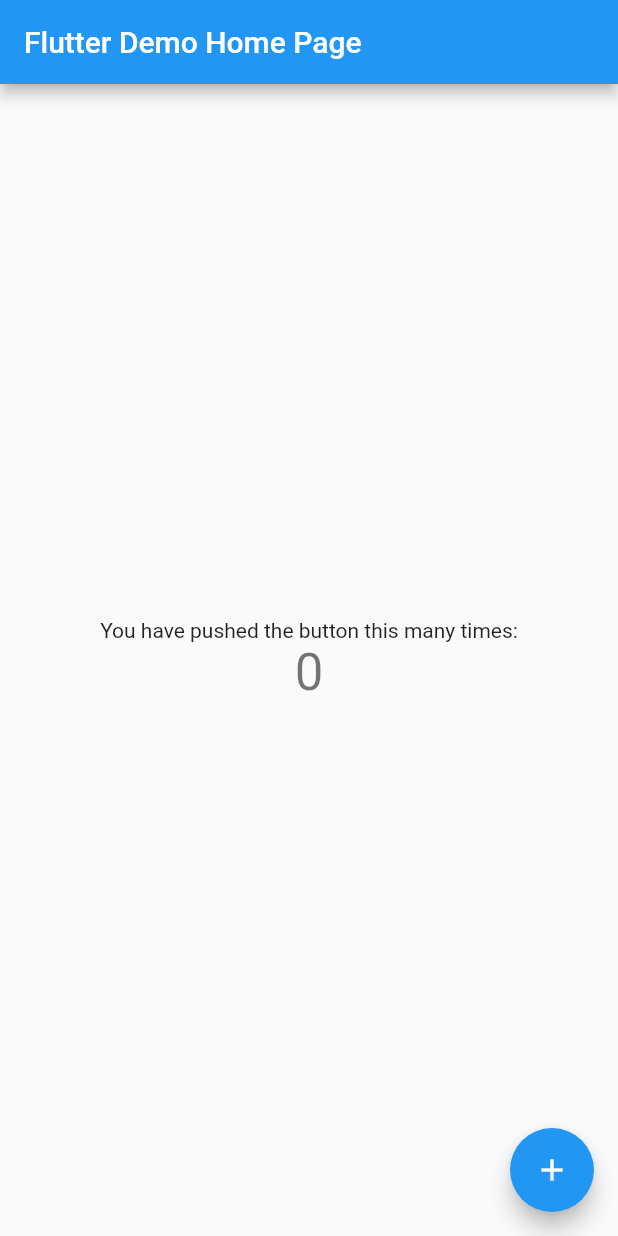
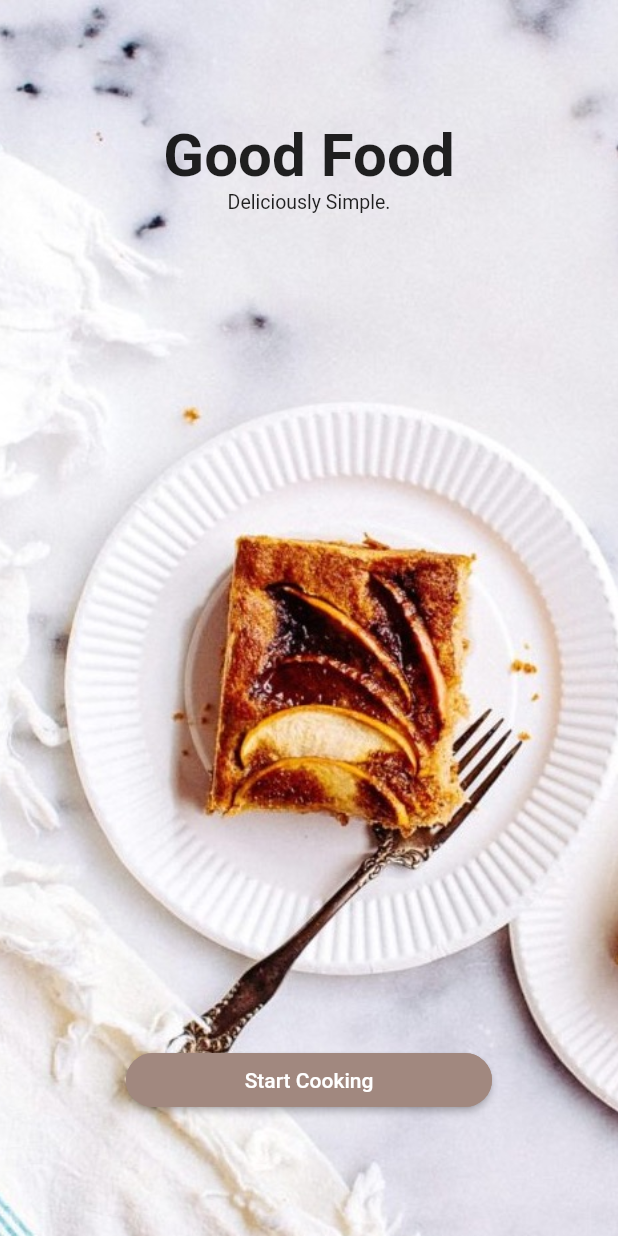
Before and after one commit to menasiephrem/miya-foodie, a Flutter app: the screen it shows after launch, on a phone screen of 412 x 824 dp. Run offline on Flutter 3.47's test engine with Material 2 defaults, Android fonts, the phone set to English and light mode, and no system bars.

Commit message:
add home page

```diff
--- a/lib/main.dart
+++ b/lib/main.dart
@@ -1,113 +1,20 @@
 import 'package:flutter/material.dart';
+import 'package:foodie/pages/home_page.dart';
 
 void main() {
   runApp(MyApp());
 }
 
 class MyApp extends StatelessWidget {
-  // This widget is the root of your application.
   @override
   Widget build(BuildContext context) {
     return MaterialApp(
-      title: 'Flutter Demo',
+      title: '',
+      debugShowCheckedModeBanner: false,
       theme: ThemeData(
-        // This is the theme of your application.
-        //
-        // Try running your application with "flutter run". You'll see the
-        // application has a blue toolbar. Then, without quitting the app, try
-        // changing the primarySwatch below to Colors.green and then invoke
-        // "hot reload" (press "r" in the console where you ran "flutter run",
-        // or simply save your changes to "hot reload" in a Flutter IDE).
-        // Notice that the counter didn't reset back to zero; the application
-        // is not restarted.
-        primarySwatch: Colors.blue,
+        primarySwatch: Colors.brown,
       ),
-      home: MyHomePage(title: 'Flutter Demo Home Page'),
+      home: HomePage(),
     );
   }
 }
-
-class MyHomePage extends StatefulWidget {
-  MyHomePage({Key key, this.title}) : super(key: key);
-
-  // This widget is the home page of your application. It is stateful, meaning
-  // that it has a State object (defined below) that contains fields that affect
-  // how it looks.
-
-  // This class is the configuration for the state. It holds the values (in this
-  // case the title) provided by the parent (in this case the App widget) and
-  // used by the build method of the State. Fields in a Widget subclass are
-  // always marked "final".
-
-  final String title;
-
-  @override
-  _MyHomePageState createState() => _MyHomePageState();
-}
-
-class _MyHomePageState extends State<MyHomePage> {
-  int _counter = 0;
-
-  void _incrementCounter() {
-    setState(() {
-      // This call to setState tells the Flutter framework that something has
-      // changed in this State, which causes it to rerun the build method below
-      // so that the display can reflect the updated values. If we changed
-      // _counter without calling setState(), then the build method would not be
-      // called again, and so nothing would appear to happen.
-      _counter++;
-    });
-  }
-
-  @override
-  Widget build(BuildContext context) {
-    // This method is rerun every time setState is called, for instance as done
-    // by the _incrementCounter method above.
-    //
-    // The Flutter framework has been optimized to make rerunning build methods
-    // fast, so that you can just rebuild anything that needs updating rather
-    // than having to individually change instances of widgets.
-    return Scaffold(
-      appBar: AppBar(
-        // Here we take the value from the MyHomePage object that was created by
-        // the App.build method, and use it to set our appbar title.
-        title: Text(widget.title),
-      ),
-      body: Center(
-        // Center is a layout widget. It takes a single child and positions it
-        // in the middle of the parent.
-        child: Column(
-          // Column is also a layout widget. It takes a list of children and
-          // arranges them vertically. By default, it sizes itself to fit its
-          // children horizontally, and tries to be as tall as its parent.
-          //
-          // Invoke "debug painting" (press "p" in the console, choose the
-          // "Toggle Debug Paint" action from the Flutter Inspector in Android
-          // Studio, or the "Toggle Debug Paint" command in Visual Studio Code)
-          // to see the wireframe for each widget.
-          //
-          // Column has various properties to control how it sizes itself and
-          // how it positions its children. Here we use mainAxisAlignment to
-          // center the children vertically; the main axis here is the vertical
-          // axis because Columns are vertical (the cross axis would be
-          // horizontal).
-          mainAxisAlignment: MainAxisAlignment.center,
-          children: <Widget>[
-            Text(
-              'You have pushed the button this many times:',
-            ),
-            Text(
-              '$_counter',
-              style: Theme.of(context).textTheme.headline4,
-            ),
-          ],
-        ),
-      ),
-      floatingActionButton: FloatingActionButton(
-        onPressed: _incrementCounter,
-        tooltip: 'Increment',
-        child: Icon(Icons.add),
-      ), // This trailing comma makes auto-formatting nicer for build methods.
-    );
-  }
-}
--- /dev/null
+++ b/lib/pages/home_page.dart
@@ -0,0 +1,59 @@
+import 'package:flutter/material.dart';
+import 'package:flutter/services.dart';
+
+class HomePage extends StatelessWidget {
+  const HomePage();
+
+  @override
+  Widget build(BuildContext context) {
+    return Scaffold(
+      body: AnnotatedRegion<SystemUiOverlayStyle>(
+        value: SystemUiOverlayStyle.dark,
+        child: Container(
+          decoration: BoxDecoration(
+            image: DecorationImage(
+              image: AssetImage("assets/images/pic1.jpeg"),
+              fit: BoxFit.cover,
+            ),
+          ),
+          child:
+           Container(
+            width: MediaQuery.of(context).size.width,
+            padding: EdgeInsets.symmetric(vertical: 80),
+            child: Column(
+              mainAxisAlignment: MainAxisAlignment.spaceBetween,
+              children: [
+                Column(
+                  crossAxisAlignment: CrossAxisAlignment.center,
+                  children: [
+                    Text(
+                      "Good Food",
+                      style: TextStyle(fontSize: 40, fontWeight: FontWeight.w700),
+                    ),
+                    Text(
+                      "Deliciously Simple.",
+                      style: TextStyle(fontSize: 13),
+                    )
+                  ],
+                ),
+                RaisedButton(
+                  shape: RoundedRectangleBorder(
+                    borderRadius: BorderRadius.circular(18.0),
+                    side: BorderSide(color: Colors.brown[300])),
+                  onPressed: () {},
+                  color: Colors.brown[300],
+                  textColor: Colors.white,
+                  child: Container(
+                    width: MediaQuery.of(context).size.width - 200,
+                    alignment: Alignment.center,
+                    child: Text("Start Cooking", style: TextStyle(fontSize: 14)),
+                  ),
+                )
+              ],
+            ),
+          ) /* add child content here */,
+        )
+      ),
+    );
+  }
+}
```
Also changed, not shown: pubspec.yaml (+3 -15 lines), assets/images/pic1.jpeg (added), 1 other file.
